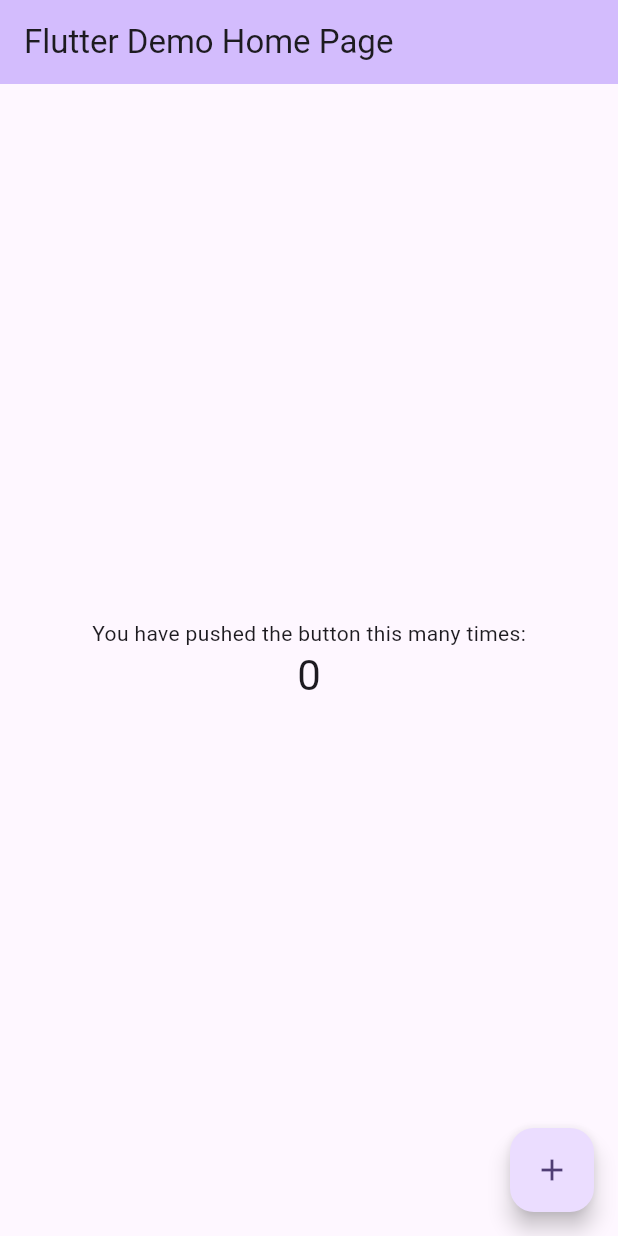
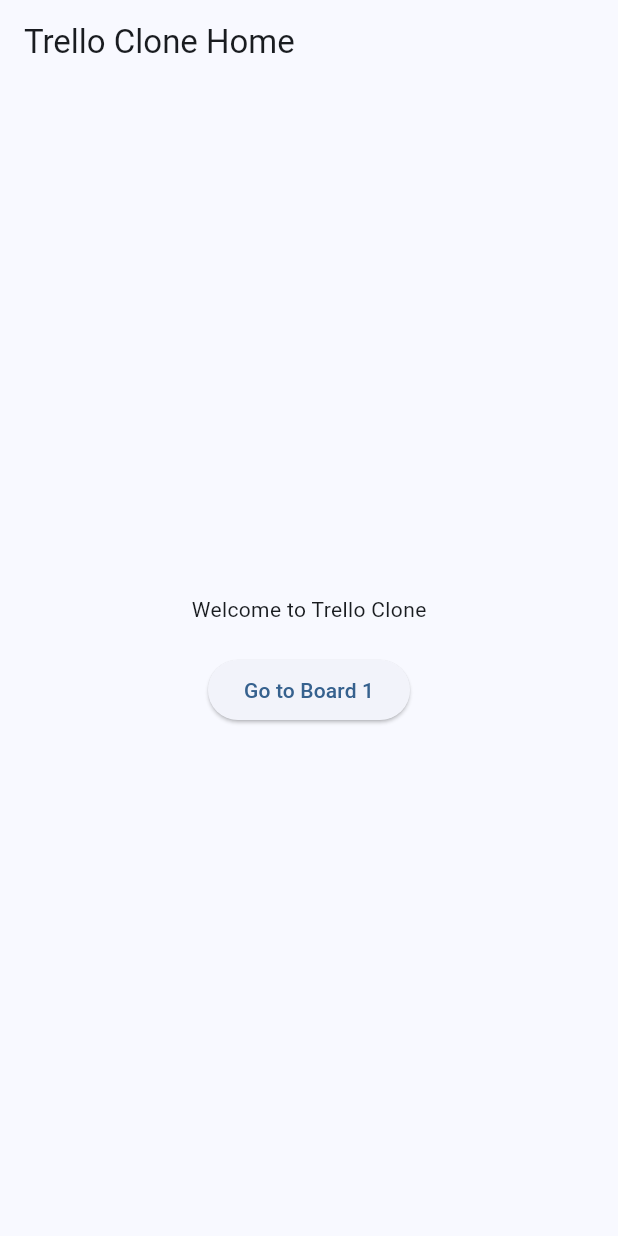
Before and after one commit to ondateta/board-app, a Flutter app: the screen it shows after launch, on a phone screen of 412 x 824 dp. Run offline on Flutter 3.47's test engine with Material 3 defaults, Android fonts, the light colour scheme and no system bars; our stand-ins replace flutter_riverpod, go_router, riverpod_annotation; generated files the repository leaves out were written again.

Commit message:
Configure GoRouter, create placeholder screens, update main.dart

```diff
--- /dev/null
+++ b/lib/features/board/presentation/screens/board_screen.dart
@@ -0,0 +1,19 @@
+import 'package:flutter/material.dart';
+
+class BoardScreen extends StatelessWidget {
+  final String boardId;
+
+  const BoardScreen({super.key, required this.boardId});
+
+  @override
+  Widget build(BuildContext context) {
+    return Scaffold(
+      appBar: AppBar(
+        title: Text('Board $boardId'),
+      ),
+      body: Center(
+        child: Text('Board ID: $boardId'),
+      ),
+    );
+  }
+}
--- /dev/null
+++ b/lib/features/home/presentation/screens/home_screen.dart
@@ -0,0 +1,31 @@
+import 'package:flutter/material.dart';
+import 'package:go_router/go_router.dart';
+
+class HomeScreen extends StatelessWidget {
+  const HomeScreen({super.key});
+
+  @override
+  Widget build(BuildContext context) {
+    return Scaffold(
+      appBar: AppBar(
+        title: const Text('Trello Clone Home'),
+      ),
+      body: Center(
+        child: Column(
+          mainAxisAlignment: MainAxisAlignment.center,
+          children: [
+            const Text('Welcome to Trello Clone'),
+            const SizedBox(height: 20),
+            ElevatedButton(
+              onPressed: () {
+                // Navigate to a placeholder board
+                context.go('/board/1');
+              },
+              child: const Text('Go to Board 1'),
+            ),
+          ],
+        ),
+      ),
+    );
+  }
+}
--- a/lib/main.dart
+++ b/lib/main.dart
@@ -1,122 +1,29 @@
 import 'package:flutter/material.dart';
+import 'package:flutter_riverpod/flutter_riverpod.dart';
+import 'core/router/app_router.dart';
 
 void main() {
-  runApp(const MyApp());
+  runApp(
+    const ProviderScope(
+      child: MyApp(),
+    ),
+  );
 }
 
-class MyApp extends StatelessWidget {
+class MyApp extends ConsumerWidget {
   const MyApp({super.key});
 
-  // This widget is the root of your application.
   @override
-  Widget build(BuildContext context) {
-    return MaterialApp(
-      title: 'Flutter Demo',
+  Widget build(BuildContext context, WidgetRef ref) {
+    final router = ref.watch(goRouterProvider);
+
+    return MaterialApp.router(
+      title: 'Trello Clone',
       theme: ThemeData(
-        // This is the theme of your application.
-        //
-        // TRY THIS: Try running your application with "flutter run". You'll see
-        // the application has a purple toolbar. Then, without quitting the app,
-        // try changing the seedColor in the colorScheme below to Colors.green
-        // and then invoke "hot reload" (save your changes or press the "hot
-        // reload" button in a Flutter-supported IDE, or press "r" if you used
-        // the command line to start the app).
-        //
-        // Notice that the counter didn't reset back to zero; the application
-        // state is not lost during the reload. To reset the state, use hot
-        // restart instead.
-        //
-        // This works for code too, not just values: Most code changes can be
-        // tested with just a hot reload.
-        colorScheme: ColorScheme.fromSeed(seedColor: Colors.deepPurple),
+        colorScheme: ColorScheme.fromSeed(seedColor: Colors.blue),
+        useMaterial3: true,
       ),
-      home: const MyHomePage(title: 'Flutter Demo Home Page'),
+      routerConfig: router,
     );
   }
 }
-
-class MyHomePage extends StatefulWidget {
-  const MyHomePage({super.key, required this.title});
-
-  // This widget is the home page of your application. It is stateful, meaning
-  // that it has a State object (defined below) that contains fields that affect
-  // how it looks.
-
-  // This class is the configuration for the state. It holds the values (in this
-  // case the title) provided by the parent (in this case the App widget) and
-  // used by the build method of the State. Fields in a Widget subclass are
-  // always marked "final".
-
-  final String title;
-
-  @override
-  State<MyHomePage> createState() => _MyHomePageState();
-}
-
-class _MyHomePageState extends State<MyHomePage> {
-  int _counter = 0;
-
-  void _incrementCounter() {
-    setState(() {
-      // This call to setState tells the Flutter framework that something has
-      // changed in this State, which causes it to rerun the build method below
-      // so that the display can reflect the updated values. If we changed
-      // _counter without calling setState(), then the build method would not be
-      // called again, and so nothing would appear to happen.
-      _counter++;
-    });
-  }
-
-  @override
-  Widget build(BuildContext context) {
-    // This method is rerun every time setState is called, for instance as done
-    // by the _incrementCounter method above.
-    //
-    // The Flutter framework has been optimized to make rerunning build methods
-    // fast, so that you can just rebuild anything that needs updating rather
-    // than having to individually change instances of widgets.
-    return Scaffold(
-      appBar: AppBar(
-        // TRY THIS: Try changing the color here to a specific color (to
-        // Colors.amber, perhaps?) and trigger a hot reload to see the AppBar
-        // change color while the other colors stay the same.
-        backgroundColor: Theme.of(context).colorScheme.inversePrimary,
-        // Here we take the value from the MyHomePage object that was created by
-        // the App.build method, and use it to set our appbar title.
-        title: Text(widget.title),
-      ),
-      body: Center(
-        // Center is a layout widget. It takes a single child and positions it
-        // in the middle of the parent.
-        child: Column(
-          // Column is also a layout widget. It takes a list of children and
-          // arranges them vertically. By default, it sizes itself to fit its
-          // children horizontally, and tries to be as tall as its parent.
-          //
-          // Column has various properties to control how it sizes itself and
-          // how it positions its children. Here we use mainAxisAlignment to
-          // center the children vertically; the main axis here is the vertical
-          // axis because Columns are vertical (the cross axis would be
-          // horizontal).
-          //
-          // TRY THIS: Invoke "debug painting" (choose the "Toggle Debug Paint"
-          // action in the IDE, or press "p" in the console), to see the
-          // wireframe for each widget.
-          mainAxisAlignment: MainAxisAlignment.center,
-          children: <Widget>[
-            const Text('You have pushed the button this many times:'),
-            Text(
-              '$_counter',
-              style: Theme.of(context).textTheme.headlineMedium,
-            ),
-          ],
-        ),
-      ),
-      floatingActionButton: FloatingActionButton(
-        onPressed: _incrementCounter,
-        tooltip: 'Increment',
-        child: const Icon(Icons.add),
-      ), // This trailing comma makes auto-formatting nicer for build methods.
-    );
-  }
-}
```
Also changed, not shown: lib/core/router/app_router.dart (added, +29 -0 lines), .teta/agents_workflow.json, lib/core/router/app_router.g.dart (added), 1 other file.
